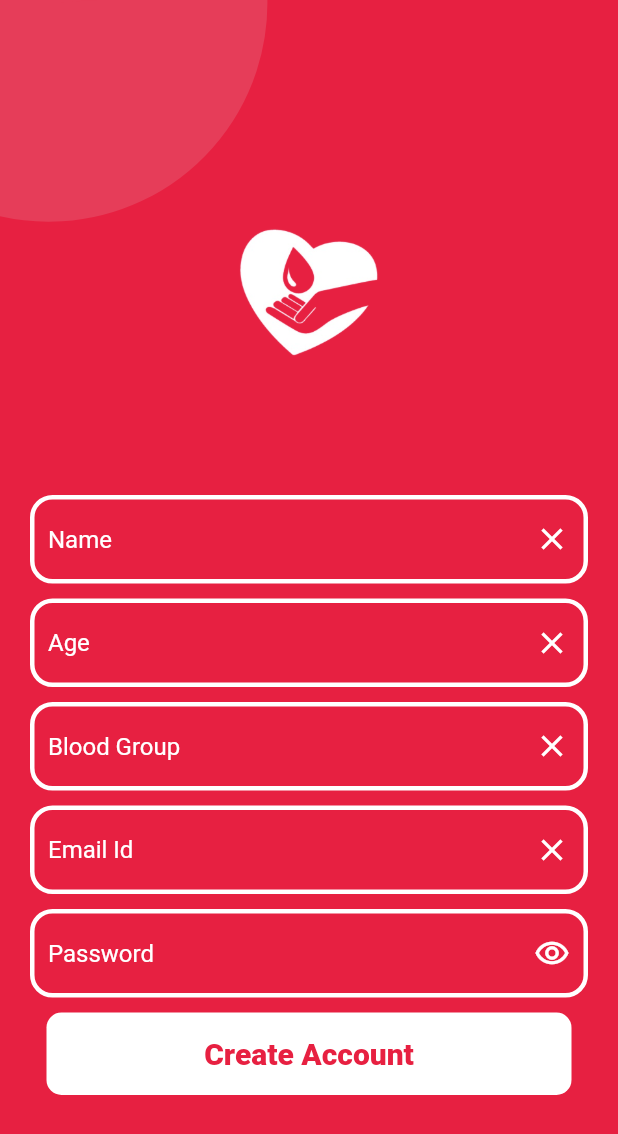
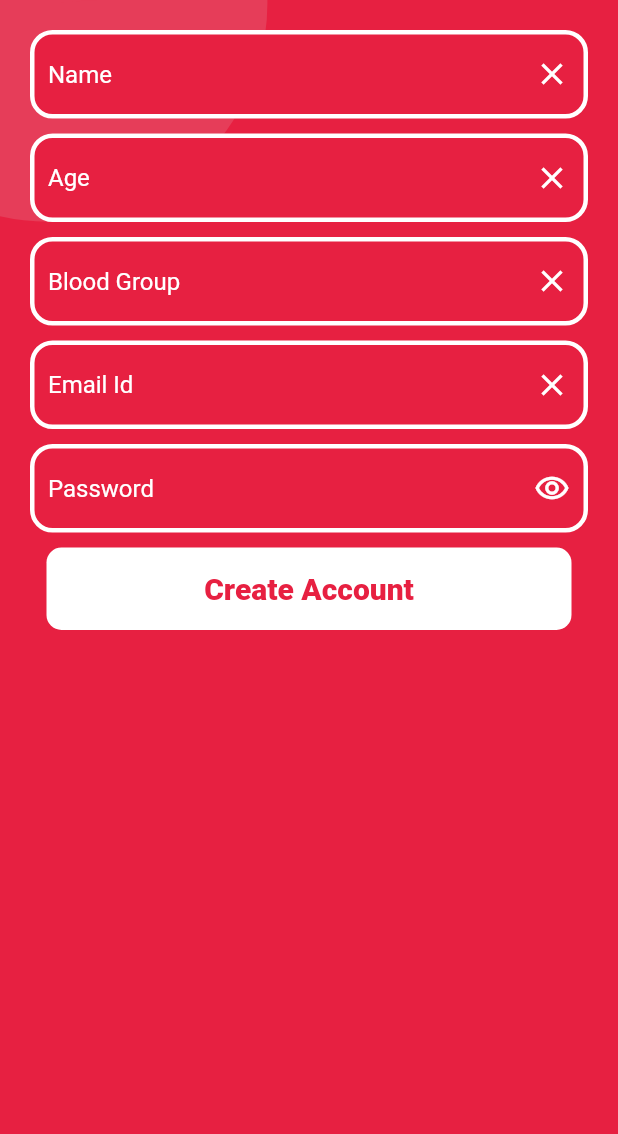
Before and after one commit to adinashby-vanier-college/app-dev-2-project-gurjas936, a Flutter app: the createAccount screen opened directly, on a phone screen of 412 x 824 dp. Shown: the top 1134 px of the screen. Run offline on Flutter 3.47's test engine with Material 2 defaults, Android fonts, the phone set to English and light mode, and no system bars; Roboto replaces fonts that are missing (Qiucksand, Quicksand).

Commit message:
changes to createAccount

```diff
--- a/lib/screens/createAccount.dart
+++ b/lib/screens/createAccount.dart
@@ -28,21 +28,21 @@ class createAccount extends StatelessWidget {
               foregroundPainter: LinePainter(),
             ),
           ),
-          Center(
-            child: SizedBox(
-              child: Container(
-                height: 250.0,
-                width: 250.0,
-                margin: const EdgeInsets.only(top: 60),
-                decoration: const BoxDecoration(
-                  // color: Colors.cyan,
-                  image:DecorationImage(
-                      image: AssetImage('images/logo-removebg-preview.png')
-                  ),
-                ),
-              ),
-            ),
-          ),
+          // Center(
+          //   child: SizedBox(
+          //     child: Container(
+          //       height: 250.0,
+          //       width: 250.0,
+          //       margin: const EdgeInsets.only(top: 60),
+          //       decoration: const BoxDecoration(
+          //         // color: Colors.cyan,
+          //         image:DecorationImage(
+          //             image: AssetImage('images/logo-removebg-preview.png')
+          //         ),
+          //       ),
+          //     ),
+          //   ),
+          // ),
           const SizedBox(height: 10.0), /////     create space above the fields
           Container(
             padding: const EdgeInsets.only(right: 20.0, left: 20.0, bottom: 10),
```
